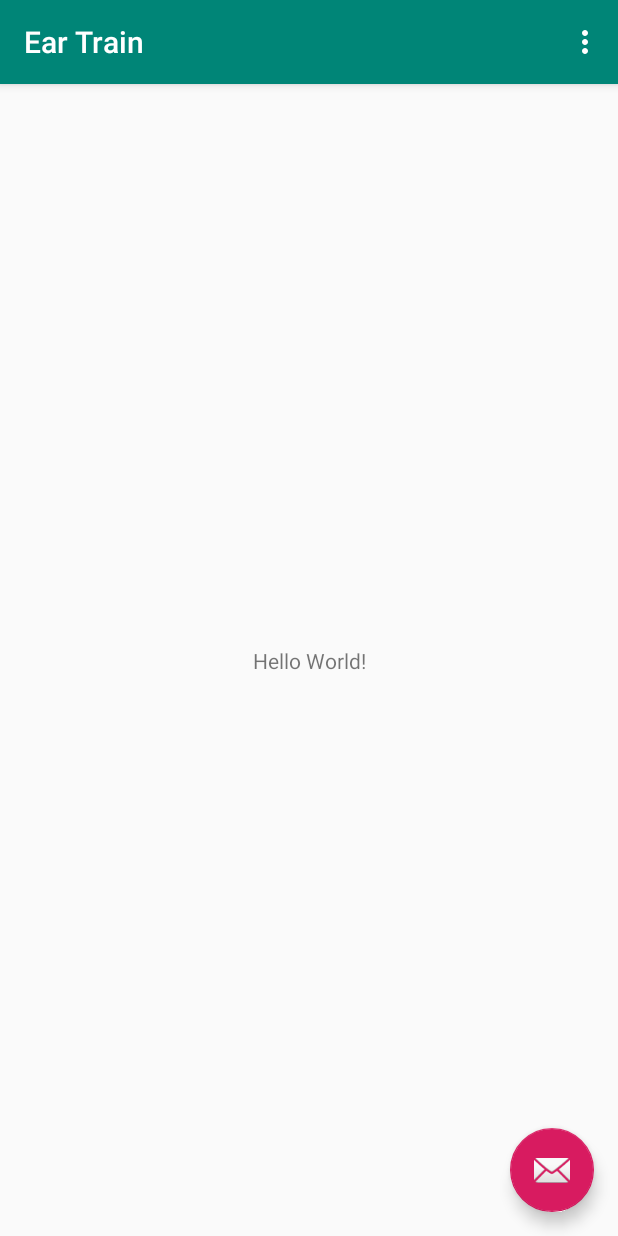
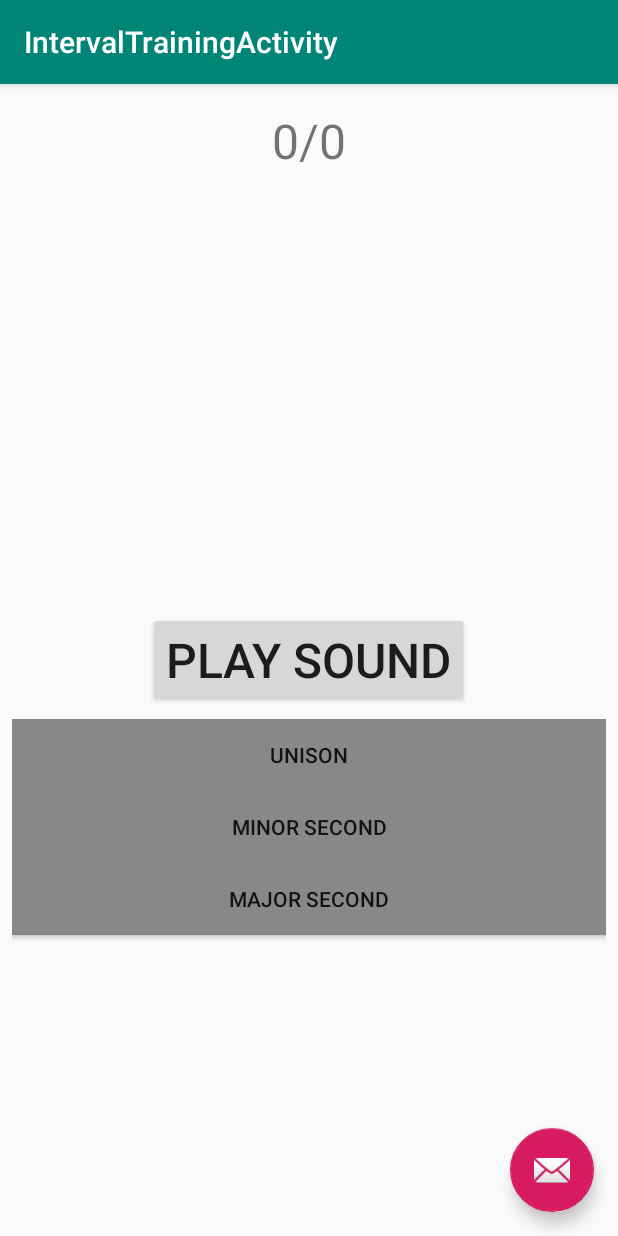
Before and after one commit to tesla-code/MobileMagic, an Android app: the screen it shows after launch (MainActivity before the commit, IntervalTrainingActivity after it), on a phone screen of 412 x 824 dp. Run offline under Robolectric (Android 15) with nearby library versions, the phone set to English and light mode, and no system bars.

Commit message:
Create barebones ear training activity

```diff
--- a/app/build.gradle
+++ b/app/build.gradle
@@ -26,4 +26,5 @@ dependencies {
     testImplementation 'junit:junit:4.12'
     androidTestImplementation 'com.android.support.test:runner:1.0.2'
     androidTestImplementation 'com.android.support.test.espresso:espresso-core:3.0.2'
+    implementation fileTree(dir: 'libs', include: ['*.jar'])
 }
--- a/app/src/main/AndroidManifest.xml
+++ b/app/src/main/AndroidManifest.xml
@@ -19,6 +19,10 @@
                 <category android:name="android.intent.category.LAUNCHER" />
             </intent-filter>
         </activity>
+        <activity
+            android:name=".IntervalTrainingActivity"
+            android:label="@string/title_activity_interval_training"
+            android:theme="@style/AppTheme.NoActionBar"></activity>
     </application>
 
 </manifest>
--- /dev/null
+++ b/app/src/main/java/com/example/eartrain/IntervalTrainingActivity.java
@@ -0,0 +1,157 @@
+package com.example.eartrain;
+
+import android.graphics.Color;
+import android.os.Bundle;
+import android.support.design.widget.FloatingActionButton;
+import android.support.design.widget.Snackbar;
+import android.support.v7.app.AppCompatActivity;
+import android.support.v7.widget.Toolbar;
+import android.view.View;
+import android.widget.Button;
+import android.widget.TextView;
+
+import java.util.Random;
+
+enum Interval
+{
+    UNISON,
+    MINOR_SECOND,
+    MAJOR_SECOND,
+    MINOR_THIRD,
+    MAJOR_THIRD,
+    PERFECT_FOURTH,
+    AUGMENTED_FOURTH,
+    PERFECT_FIFTH,
+    MINOR_SIXTH,
+    MAJOR_SIXTH,
+    MINOR_SEVENTH,
+    MAJOR_SEVENTH,
+    OCTAVE
+}
+
+public class IntervalTrainingActivity extends AppCompatActivity
+{
+    Interval m_correctInterval;     // The interval that was played to the user
+    boolean m_firstTry;             // Did the user get the correct interval on their first try?
+    int m_currentRound;             // The current round
+    int m_correctAnswers;           // The amount of correct asnwers
+
+    // UI elements
+    TextView m_txtSuccessCounter;   // Counts correct answers
+    Button m_btnPlay;               // Replays the interval
+    Button m_btnUnison;             // |
+    Button m_btnMinorSecond;        // | Player answer buttons
+    Button m_btnMajorSecond;        // |
+
+    @Override
+    protected void onCreate(Bundle savedInstanceState)
+    {
+        super.onCreate(savedInstanceState);
+        setContentView(R.layout.activity_interval_training);
+        Toolbar toolbar = (Toolbar) findViewById(R.id.toolbar);
+        setSupportActionBar(toolbar);
+
+        FloatingActionButton fab = (FloatingActionButton) findViewById(R.id.fab);
+        fab.setOnClickListener(new View.OnClickListener()
+        {
+            @Override
+            public void onClick(View view)
+            {
+                Snackbar.make(view, "Replace with your own action", Snackbar.LENGTH_LONG)
+                        .setAction("Action", null).show();
+            }
+        });
+
+        // Fetch UI elements
+        m_txtSuccessCounter = findViewById(R.id.txt_success_counter);
+        m_btnPlay = findViewById(R.id.btn_play);
+        m_btnUnison = findViewById(R.id.btn_unison);
+        m_btnMinorSecond = findViewById(R.id.btn_minor_second);
+        m_btnMajorSecond = findViewById(R.id.btn_major_second);
+
+        m_currentRound = 0;
+        m_correctAnswers = 0;
+        startNextRound();
+    }
+
+    /**
+     * Generates a new interval and prepares for user input.
+     */
+    private void startNextRound()
+    {
+        m_txtSuccessCounter.setText(m_correctAnswers + "/" + m_currentRound);
+        m_currentRound++;
+        m_correctInterval = Interval.values()[new Random().nextInt(3)];
+
+        m_btnPlay.setOnClickListener(new View.OnClickListener()
+        {
+            @Override
+            public void onClick(View v)
+            {
+                // Repeat the sound
+            }
+        });
+
+        setUpIntervalButton(Interval.UNISON, m_btnUnison);
+        setUpIntervalButton(Interval.MINOR_SECOND, m_btnMinorSecond);
+        setUpIntervalButton(Interval.MAJOR_SECOND, m_btnMajorSecond);
+        m_firstTry = true;
+    }
+
+    /**
+     * Sets up onClickListener for an interval answer button.
+     * @param interval The corresponding interval
+     * @param button The button to be set up.
+     */
+    private void setUpIntervalButton(final Interval interval, final Button button)
+    {
+        button.setOnClickListener(new View.OnClickListener()
+        {
+            @Override
+            public void onClick(View v)
+            {
+                selectAnswer(interval, button);
+            }
+        });
+
+        button.setBackgroundColor(Color.GRAY);
+    }
+
+    /**
+     * Selects the interval to be checked against the correct one and responds appropriately.
+     * @param interval The interval to be compared against the correct interval
+     * @param button The button that was pressed
+     */
+    private void selectAnswer(Interval interval, Button button)
+    {
+        if (interval == m_correctInterval)
+        {
+            button.setBackgroundColor(Color.GREEN);
+
+            if (m_firstTry)
+            {
+                // The user was successful
+                m_correctAnswers++;
+            }
+            else
+            {
+                // The user was not successful
+            }
+
+            if (m_currentRound == 10 /* TODO: Don't magic number */)
+            {
+                // Go to results screen.
+            }
+            else
+            {
+                // More rounds to go
+                startNextRound();
+            }
+        }
+        else
+        {
+            button.setBackgroundColor(Color.RED);
+            m_firstTry = false;
+        }
+    }
+}
--- a/app/src/main/java/com/example/eartrain/MainActivity.java
+++ b/app/src/main/java/com/example/eartrain/MainActivity.java
@@ -1,5 +1,6 @@
 package com.example.eartrain;
 
+import android.content.Intent;
 import android.os.Bundle;
 import android.support.design.widget.FloatingActionButton;
 import android.support.design.widget.Snackbar;
@@ -26,6 +27,9 @@ public class MainActivity extends AppCompatActivity {
                         .setAction("Action", null).show();
             }
         });
+
+        // TEMPORARY
+        startActivity(new Intent(getApplicationContext(), IntervalTrainingActivity.class));
     }
 
     @Override
--- /dev/null
+++ b/app/src/main/res/layout/activity_interval_training.xml
@@ -0,0 +1,33 @@
+<?xml version="1.0" encoding="utf-8"?>
+<android.support.design.widget.CoordinatorLayout xmlns:android="http://schemas.android.com/apk/res/android"
+    xmlns:app="http://schemas.android.com/apk/res-auto"
+    xmlns:tools="http://schemas.android.com/tools"
+    android:layout_width="match_parent"
+    android:layout_height="match_parent"
+    tools:context=".IntervalTrainingActivity">
+
+    <android.support.design.widget.AppBarLayout
+        android:layout_width="match_parent"
+        android:layout_height="wrap_content"
+        android:theme="@style/AppTheme.AppBarOverlay">
+
+        <android.support.v7.widget.Toolbar
+            android:id="@+id/toolbar"
+            android:layout_width="match_parent"
+            android:layout_height="?attr/actionBarSize"
+            android:background="?attr/colorPrimary"
+            app:popupTheme="@style/AppTheme.PopupOverlay" />
+
+    </android.support.design.widget.AppBarLayout>
+
+    <include layout="@layout/content_interval_training" />
+
+    <android.support.design.widget.FloatingActionButton
+        android:id="@+id/fab"
+        android:layout_width="wrap_content"
+        android:layout_height="wrap_content"
+        android:layout_gravity="bottom|end"
+        android:layout_margin="@dimen/fab_margin"
+        app:srcCompat="@android:drawable/ic_dialog_email" />
+
+</android.support.design.widget.CoordinatorLayout>
--- /dev/null
+++ b/app/src/main/res/layout/content_interval_training.xml
@@ -0,0 +1,55 @@
+<?xml version="1.0" encoding="utf-8"?>
+<RelativeLayout xmlns:android="http://schemas.android.com/apk/res/android"
+    xmlns:app="http://schemas.android.com/apk/res-auto"
+    xmlns:tools="http://schemas.android.com/tools"
+    android:layout_width="match_parent"
+    android:layout_height="match_parent"
+    app:layout_behavior="@string/appbar_scrolling_view_behavior"
+    tools:context=".IntervalTrainingActivity"
+    tools:showIn="@layout/activity_interval_training">
+
+    <TextView
+        android:id="@+id/txt_success_counter"
+        android:layout_width="wrap_content"
+        android:layout_height="wrap_content"
+        android:layout_centerHorizontal="true"
+        android:textSize="32sp"
+        android:padding="16dp"
+        android:text="0/10"/>
+
+    <Button
+        android:id="@+id/btn_play"
+        android:layout_width="wrap_content"
+        android:layout_height="wrap_content"
+        android:layout_centerInParent="true"
+        android:text="PLAY SOUND"
+        android:textSize="32sp"/>
+
+    <LinearLayout
+        android:layout_width="match_parent"
+        android:layout_height="match_parent"
+        android:layout_below="@+id/btn_play"
+        android:padding="8dp"
+        android:orientation="vertical">
+
+        <Button
+            android:id="@+id/btn_unison"
+            android:layout_width="match_parent"
+            android:layout_height="wrap_content"
+            android:text="unison"/>
+
+        <Button
+            android:id="@+id/btn_minor_second"
+            android:layout_width="match_parent"
+            android:layout_height="wrap_content"
+            android:text="minor second" />
+
+        <Button
+            android:id="@+id/btn_major_second"
+            android:layout_width="match_parent"
+            android:layout_height="wrap_content"
+            android:text="major second" />
+
+    </LinearLayout>
+
+</RelativeLayout>
--- a/app/src/main/res/values/strings.xml
+++ b/app/src/main/res/values/strings.xml
@@ -1,4 +1,5 @@
 <resources>
     <string name="app_name">Ear Train</string>
     <string name="action_settings">Settings</string>
+    <string name="title_activity_interval_training">IntervalTrainingActivity</string>
 </resources>
```
Also changed, not shown: app/libs/TarsosDSP-Android-2.4.jar (added).
